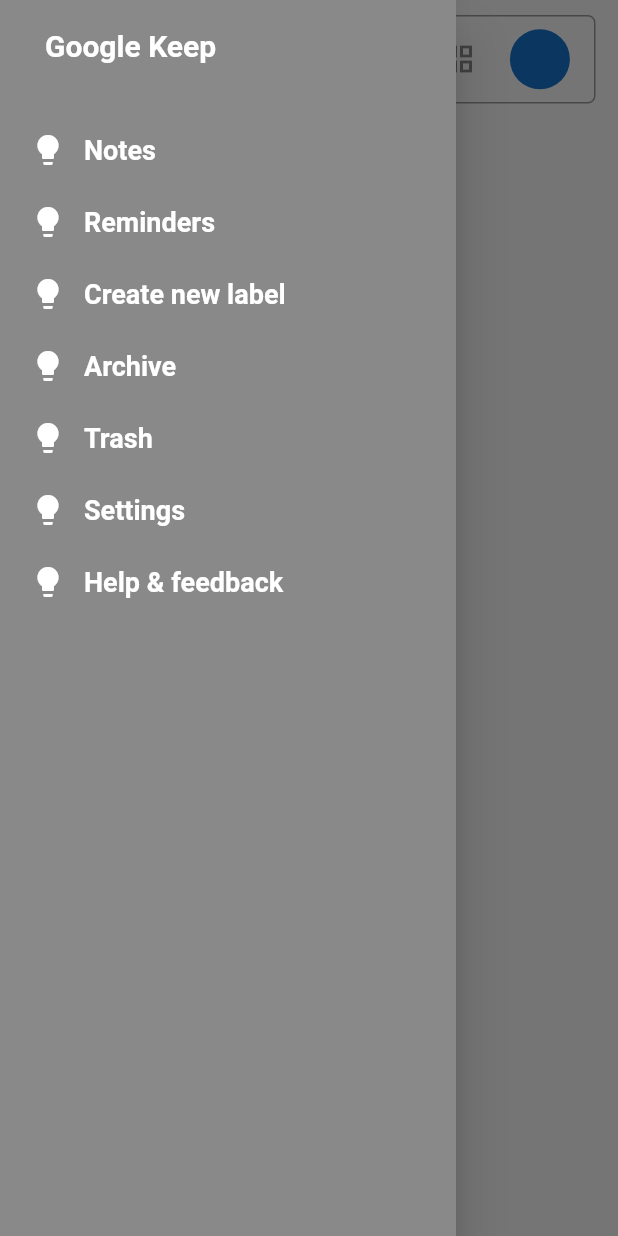
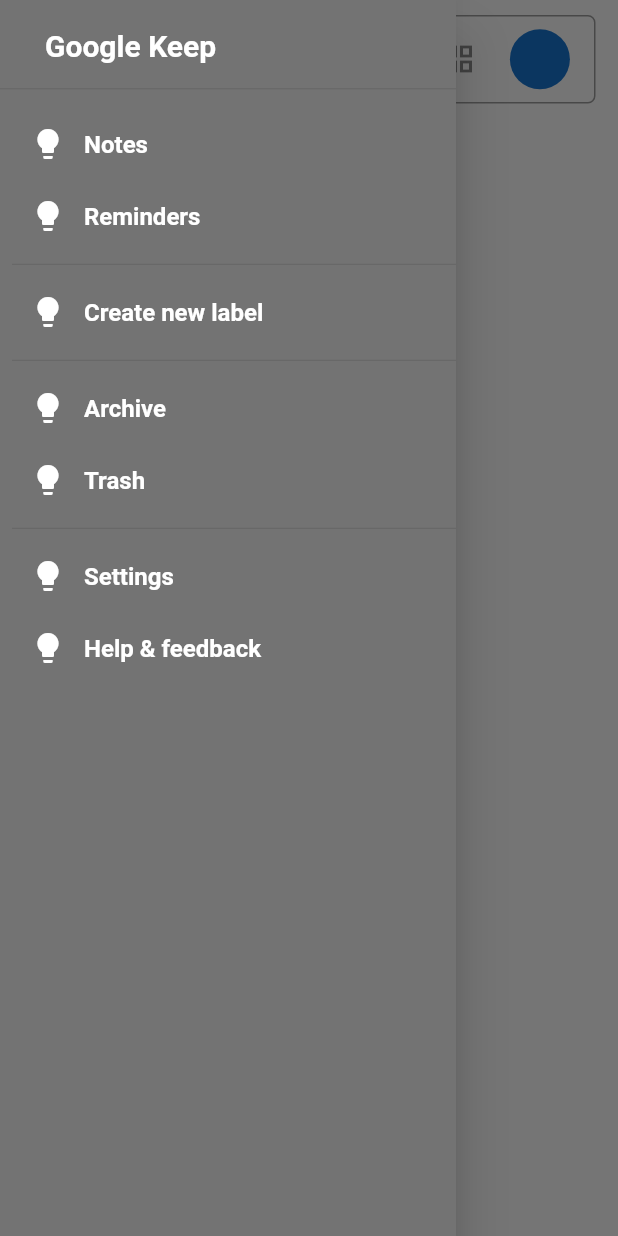
Before and after one commit to KaushikDas9/Notes_app, a Flutter app: the screen it shows after launch, with the side drawer open, on a phone screen of 412 x 824 dp. Run offline on Flutter 3.47's test engine with Material 2 defaults, Android fonts, the phone set to English and light mode, and no system bars.

```diff
--- a/lib/CustomDrawer.dart
+++ b/lib/CustomDrawer.dart
@@ -15,7 +15,7 @@ class _myCustomDrawerState extends State<myCustomDrawer> {
 
     return Drawer(
       child: Container(
-          color: Colors.black45,
+          color: Colors.black54,
           child: SafeArea(
             child: Column(
               children: [
@@ -32,52 +32,56 @@ class _myCustomDrawerState extends State<myCustomDrawer> {
                         fontWeight: FontWeight.bold),
                   ),
                 ),
+                Divider(),
                 Container(
                   // color: Colors.white,
-                  width:width ,alignment: Alignment.centerLeft,margin: EdgeInsets.only(left: 8,top: 25),
+                  width:width ,alignment: Alignment.centerLeft,margin: EdgeInsets.only(left: 8,top: 5),
                   // height: height * .875,
                   child: Column(
                     children: [
                       Row(
                         children: [
                           IconButton(onPressed: () {} , icon: Icon(Icons.lightbulb, color: Colors.white,)),
-                          Text("Notes",style: TextStyle(color: Colors.white,fontWeight: FontWeight.bold,fontSize: 18),)
+                          Text("Notes",style: TextStyle(color: Colors.white,fontWeight: FontWeight.bold,fontSize: 16),)
                         ],
                       ),
                        Row(
                         children: [
                           IconButton(onPressed: () {} , icon: Icon(Icons.lightbulb, color: Colors.white,)),
-                          Text("Reminders",style: TextStyle(color: Colors.white,fontWeight: FontWeight.bold,fontSize: 18),)
+                          Text("Reminders",style: TextStyle(color: Colors.white,fontWeight: FontWeight.bold,fontSize: 16),)
+                        ],
+                      ),
+                      Divider(),
+                       Row(
+                        children: [
+                          IconButton(onPressed: () {} , icon: Icon(Icons.lightbulb, color: Colors.white,)),
+                          Text("Create new label",style: TextStyle(color: Colors.white,fontWeight: FontWeight.bold,fontSize: 16),)
+                        ],
+                      ),
+                      Divider(),
+                       Row(
+                        children: [
+                          IconButton(onPressed: () {} , icon: Icon(Icons.lightbulb, color: Colors.white,)),
+                          Text("Archive",style: TextStyle(color: Colors.white,fontWeight: FontWeight.bold,fontSize: 16),)
                         ],
                       ),
                        Row(
                         children: [
                           IconButton(onPressed: () {} , icon: Icon(Icons.lightbulb, color: Colors.white,)),
-                          Text("Create new label",style: TextStyle(color: Colors.white,fontWeight: FontWeight.bold,fontSize: 18),)
+                          Text("Trash",style: TextStyle(color: Colors.white,fontWeight: FontWeight.bold,fontSize: 16),)
+                        ],
+                      ),
+                      Divider(),
+                       Row(
+                        children: [
+                          IconButton(onPressed: () {} , icon: Icon(Icons.lightbulb, color: Colors.white,)),
+                          Text("Settings",style: TextStyle(color: Colors.white,fontWeight: FontWeight.bold,fontSize: 16),)
                         ],
                       ),
                        Row(
                         children: [
                           IconButton(onPressed: () {} , icon: Icon(Icons.lightbulb, color: Colors.white,)),
-                          Text("Archive",style: TextStyle(color: Colors.white,fontWeight: FontWeight.bold,fontSize: 18),)
-                        ],
-                      ),
-                       Row(
-                        children: [
-                          IconButton(onPressed: () {} , icon: Icon(Icons.lightbulb, color: Colors.white,)),
-                          Text("Trash",style: TextStyle(color: Colors.white,fontWeight: FontWeight.bold,fontSize: 18),)
-                        ],
-                      ),
-                       Row(
-                        children: [
-                          IconButton(onPressed: () {} , icon: Icon(Icons.lightbulb, color: Colors.white,)),
-                          Text("Settings",style: TextStyle(color: Colors.white,fontWeight: FontWeight.bold,fontSize: 18),)
-                        ],
-                      ),
-                       Row(
-                        children: [
-                          IconButton(onPressed: () {} , icon: Icon(Icons.lightbulb, color: Colors.white,)),
-                          Text("Help & feedback",style: TextStyle(color: Colors.white,fontWeight: FontWeight.bold,fontSize: 18),)
+                          Text("Help & feedback",style: TextStyle(color: Colors.white,fontWeight: FontWeight.bold,fontSize: 16),)
                         ],
                       ),
                     ],
```
